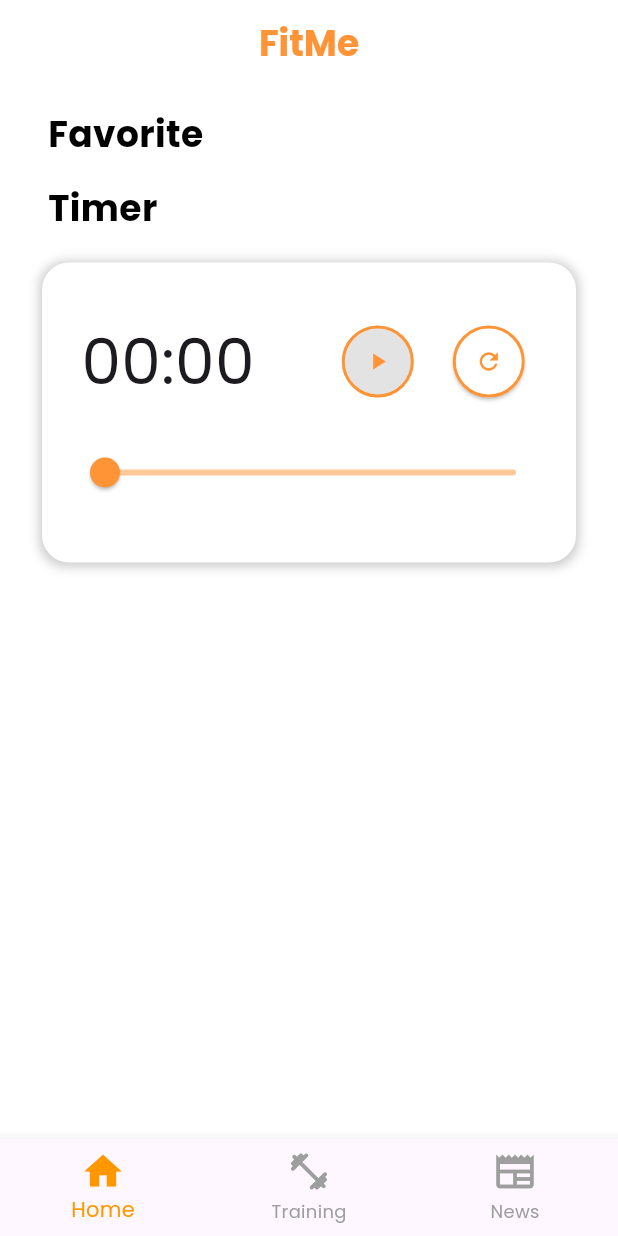
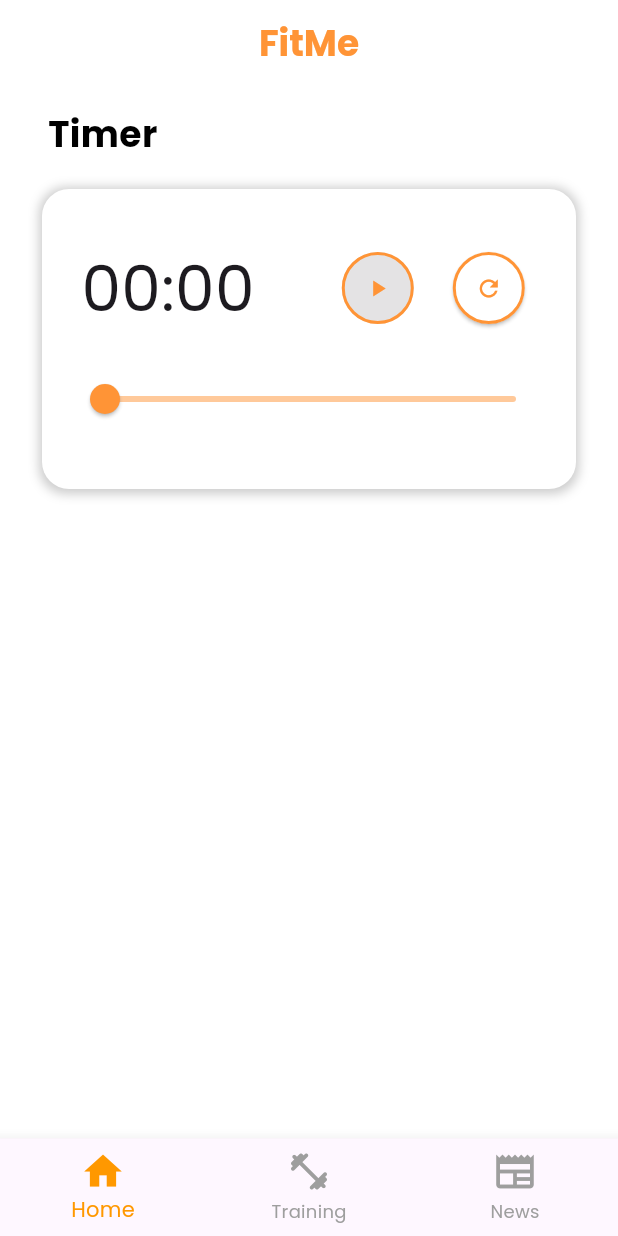
Before and after one commit to samuelezranas/flutter-fitness-app, a Flutter app: the screen it shows after launch, on a phone screen of 412 x 824 dp. Run offline on Flutter 3.47's test engine with Material 3 defaults, Android fonts, the light colour scheme and no system bars; our stand-ins replace audioplayers, stop_watch_timer.

Commit message:
Update the home screen

```diff
--- a/lib/homeScreen/home.dart
+++ b/lib/homeScreen/home.dart
@@ -18,18 +18,6 @@ class HomePage extends StatelessWidget {
             Padding(
               padding: EdgeInsets.only(left: 32),
               child: Text(
-                'Favorite', // Judul untuk kolom Favorite Sport
-                style: TextStyle(
-                  color: Colors.black,
-                  fontSize: 24,
-                  fontWeight: FontWeight.bold,
-                ),
-              ),
-            ),
-            SizedBox(height: 15),
-            Padding(
-              padding: EdgeInsets.only(left: 32),
-              child: Text(
                 'Timer',
                 style: TextStyle(
                   color: Colors.black,
@@ -40,7 +28,7 @@ class HomePage extends StatelessWidget {
             ),
             Padding(
               padding: EdgeInsets.symmetric(vertical: 12, horizontal: 12),
-              child: TimerWidget(), // TimerWidget sudah memiliki styling
+              child: TimerWidget(),
             ),
           ],
         ),
```
